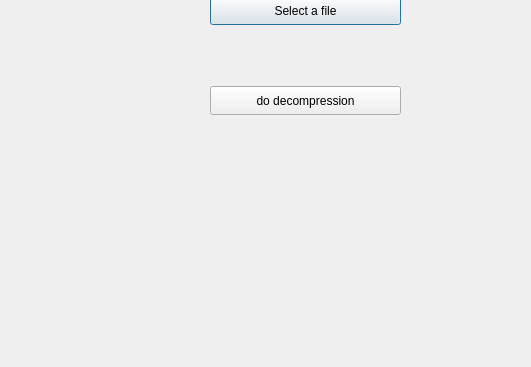
Before: the Qt Designer form decompress.ui in kareemelramly/File-Zipper-Project, drawn with Qt 5; both pictures show x 0 to 531 and y 94 to 461 of the 613 by 461 pixel window.
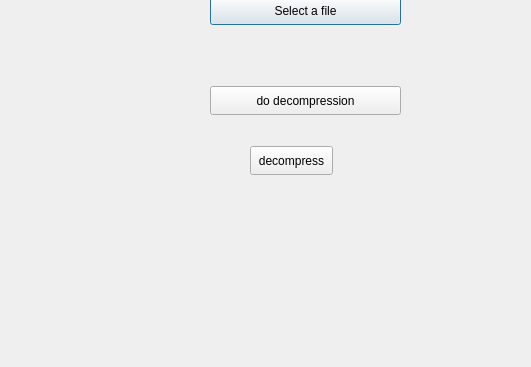
After: the same form once the commit is applied.

The edit to the form file:
```diff
--- a/decompress.ui
+++ b/decompress.ui
@@ -39,6 +39,19 @@
     <string>do decompression</string>
    </property>
   </widget>
+  <widget class="QPushButton" name="pushButton">
+   <property name="geometry">
+    <rect>
+     <x>250</x>
+     <y>240</y>
+     <width>83</width>
+     <height>29</height>
+    </rect>
+   </property>
+   <property name="text">
+    <string>decompress</string>
+   </property>
+  </widget>
  </widget>
  <resources/>
  <connections/>
```
